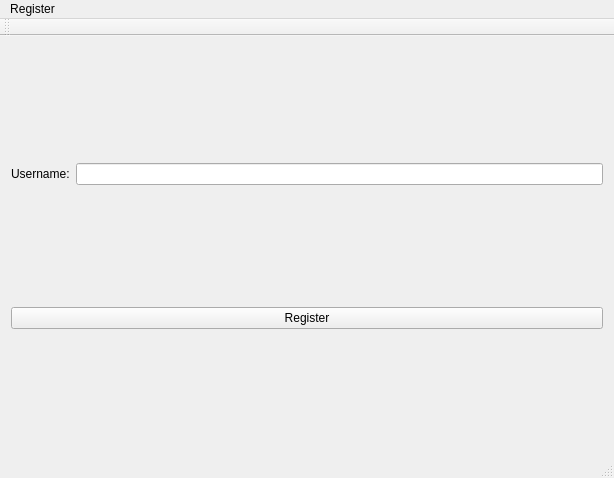
Above: Interfaz/interfaz/mainwindow.ui from Burinson/civilization before the change. Below: the same form after it.
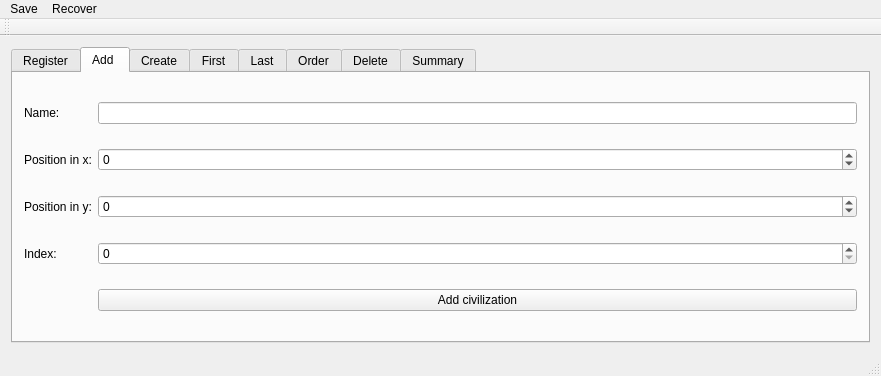
That is the form after the change. The open tabs and pages were chosen to show the change.

Commit message: Menu interface and methods (actividad 08)

```diff
--- a/Interfaz/interfaz/mainwindow.ui
+++ b/Interfaz/interfaz/mainwindow.ui
@@ -6,8 +6,8 @@
    <rect>
     <x>0</x>
     <y>0</y>
-    <width>614</width>
-    <height>478</height>
+    <width>881</width>
+    <height>376</height>
    </rect>
   </property>
   <property name="windowTitle">
@@ -15,50 +15,312 @@
   </property>
   <widget class="QWidget" name="centralWidget">
    <layout class="QGridLayout" name="gridLayout">
-    <item row="0" column="0">
-     <widget class="QLabel" name="label">
-      <property name="text">
-       <string>Username:</string>
-      </property>
-     </widget>
-    </item>
-    <item row="0" column="1">
-     <widget class="QLineEdit" name="lineEdit"/>
-    </item>
     <item row="1" column="0" colspan="2">
-     <widget class="QPushButton" name="pushButton">
-      <property name="text">
-       <string>Register</string>
+     <widget class="QTabWidget" name="tabWidget">
+      <property name="currentIndex">
+       <number>7</number>
       </property>
+      <widget class="QWidget" name="tab">
+       <attribute name="title">
+        <string>Register</string>
+       </attribute>
+       <layout class="QGridLayout" name="gridLayout_2">
+        <item row="0" column="0">
+         <widget class="QLabel" name="label">
+          <property name="text">
+           <string>Username:</string>
+          </property>
+         </widget>
+        </item>
+        <item row="0" column="1">
+         <widget class="QLineEdit" name="username_input"/>
+        </item>
+        <item row="1" column="0" colspan="2">
+         <widget class="QPushButton" name="register_submit">
+          <property name="text">
+           <string>Register</string>
+          </property>
+         </widget>
+        </item>
+       </layout>
+      </widget>
+      <widget class="QWidget" name="tab_2">
+       <attribute name="title">
+        <string>Add </string>
+       </attribute>
+       <layout class="QGridLayout" name="gridLayout_3">
+        <item row="0" column="0">
+         <widget class="QLabel" name="label_2">
+          <property name="text">
+           <string>Name:</string>
+          </property>
+         </widget>
+        </item>
+        <item row="0" column="1">
+         <widget class="QLineEdit" name="name_input"/>
+        </item>
+        <item row="1" column="0">
+         <widget class="QLabel" name="label_3">
+          <property name="text">
+           <string>Position in x:</string>
+          </property>
+         </widget>
+        </item>
+        <item row="1" column="1">
+         <widget class="QSpinBox" name="x_input">
+          <property name="minimum">
+           <number>-1000</number>
+          </property>
+          <property name="maximum">
+           <number>1000</number>
+          </property>
+          <property name="value">
+           <number>0</number>
+          </property>
+         </widget>
+        </item>
+        <item row="2" column="0">
+         <widget class="QLabel" name="label_4">
+          <property name="text">
+           <string>Position in y:</string>
+          </property>
+         </widget>
+        </item>
+        <item row="2" column="1">
+         <widget class="QSpinBox" name="y_input">
+          <property name="minimum">
+           <number>-1000</number>
+          </property>
+          <property name="maximum">
+           <number>1000</number>
+          </property>
+         </widget>
+        </item>
+        <item row="3" column="0">
+         <widget class="QLabel" name="label_5">
+          <property name="text">
+           <string>Index:</string>
+          </property>
+         </widget>
+        </item>
+        <item row="3" column="1">
+         <widget class="QSpinBox" name="index_input">
+          <property name="maximum">
+           <number>10000</number>
+          </property>
+         </widget>
+        </item>
+        <item row="4" column="1">
+         <widget class="QPushButton" name="add_civilization_input">
+          <property name="text">
+           <string>Add civilization</string>
+          </property>
+         </widget>
+        </item>
+       </layout>
+      </widget>
+      <widget class="QWidget" name="tab_3">
+       <attribute name="title">
+        <string>Create</string>
+       </attribute>
+       <layout class="QGridLayout" name="gridLayout_4">
+        <item row="4" column="1" colspan="2">
+         <widget class="QPushButton" name="create_civilizations_submit">
+          <property name="text">
+           <string>Create civilizations</string>
+          </property>
+         </widget>
+        </item>
+        <item row="0" column="0">
+         <widget class="QLabel" name="label_6">
+          <property name="text">
+           <string>Quantity:</string>
+          </property>
+         </widget>
+        </item>
+        <item row="1" column="0">
+         <widget class="QLabel" name="label_7">
+          <property name="text">
+           <string>Name:</string>
+          </property>
+         </widget>
+        </item>
+        <item row="1" column="1" colspan="2">
+         <widget class="QLineEdit" name="name_input_2"/>
+        </item>
+        <item row="0" column="1" colspan="2">
+         <widget class="QSpinBox" name="quantity_input">
+          <property name="minimum">
+           <number>1</number>
+          </property>
+          <property name="maximum">
+           <number>1000</number>
+          </property>
+         </widget>
+        </item>
+        <item row="2" column="0">
+         <widget class="QLabel" name="label_8">
+          <property name="text">
+           <string>Position in x:</string>
+          </property>
+         </widget>
+        </item>
+        <item row="3" column="0">
+         <widget class="QLabel" name="label_9">
+          <property name="text">
+           <string>Position in y:</string>
+          </property>
+         </widget>
+        </item>
+        <item row="2" column="1" colspan="2">
+         <widget class="QSpinBox" name="x_input_2">
+          <property name="minimum">
+           <number>-1000</number>
+          </property>
+          <property name="maximum">
+           <number>1000</number>
+          </property>
+         </widget>
+        </item>
+        <item row="3" column="1" colspan="2">
+         <widget class="QSpinBox" name="y_input_2">
+          <property name="minimum">
+           <number>-1000</number>
+          </property>
+          <property name="maximum">
+           <number>1000</number>
+          </property>
+         </widget>
+        </item>
+       </layout>
+      </widget>
+      <widget class="QWidget" name="tab_4">
+       <attribute name="title">
+        <string>First</string>
+       </attribute>
+       <layout class="QGridLayout" name="gridLayout_5">
+        <item row="0" column="0">
+         <widget class="QPlainTextEdit" name="first_civilization_display"/>
+        </item>
+        <item row="1" column="0">
+         <widget class="QPushButton" name="first_civilization_submit">
+          <property name="text">
+           <string>View first civilization</string>
+          </property>
+         </widget>
+        </item>
+       </layout>
+      </widget>
+      <widget class="QWidget" name="tab_5">
+       <attribute name="title">
+        <string>Last</string>
+       </attribute>
+       <layout class="QGridLayout" name="gridLayout_6">
+        <item row="0" column="0">
+         <widget class="QPlainTextEdit" name="last_civilization_display"/>
+        </item>
+        <item row="1" column="0">
+         <widget class="QPushButton" name="last_civilization_submit">
+          <property name="text">
+           <string>View last civilization</string>
+          </property>
+         </widget>
+        </item>
+       </layout>
+      </widget>
+      <widget class="QWidget" name="tab_6">
+       <attribute name="title">
+        <string>Order</string>
+       </attribute>
+       <layout class="QGridLayout" name="gridLayout_7">
+        <item row="0" column="0">
+         <widget class="QPushButton" name="order_civilizations_submit">
+          <property name="text">
+           <string>Order civilizations</string>
+          </property>
+         </widget>
+        </item>
+       </layout>
+      </widget>
+      <widget class="QWidget" name="tab_7">
+       <attribute name="title">
+        <string>Delete</string>
+       </attribute>
+       <layout class="QGridLayout" name="gridLayout_8">
+        <item row="0" column="0">
+         <widget class="QLabel" name="label_10">
+          <property name="text">
+           <string>Name:</string>
+          </property>
+         </widget>
+        </item>
+        <item row="0" column="1">
+         <widget class="QLineEdit" name="delete_civilization_input"/>
+        </item>
+        <item row="1" column="0" colspan="2">
+         <widget class="QPushButton" name="delete_civilization_submit">
+          <property name="text">
+           <string>Delete</string>
+          </property>
+         </widget>
+        </item>
+       </layout>
+      </widget>
+      <widget class="QWidget" name="tab_8">
+       <attribute name="title">
+        <string>Summary</string>
+       </attribute>
+       <layout class="QGridLayout" name="gridLayout_9">
+        <item row="0" column="0">
+         <widget class="QPushButton" name="summary_submit">
+          <property name="text">
+           <string>See summary</string>
+          </property>
+         </widget>
+        </item>
+       </layout>
+      </widget>
      </widget>
     </item>
    </layout>
   </widget>
+  <widget class="QToolBar" name="mainToolBar">
+   <attribute name="toolBarArea">
+    <enum>TopToolBarArea</enum>
+   </attribute>
+   <attribute name="toolBarBreak">
+    <bool>true</bool>
+   </attribute>
+  </widget>
+  <widget class="QStatusBar" name="statusBar"/>
   <widget class="QMenuBar" name="menuBar">
    <property name="geometry">
     <rect>
      <x>0</x>
      <y>0</y>
-     <width>614</width>
+     <width>881</width>
      <height>22</height>
     </rect>
    </property>
    <widget class="QMenu" name="menuRegister">
     <property name="title">
-     <string>Register</string>
+     <string>Save</string>
+    </property>
+    <addaction name="separator"/>
+   </widget>
+   <widget class="QMenu" name="menuRecover">
+    <property name="title">
+     <string>Recover</string>
     </property>
    </widget>
    <addaction name="menuRegister"/>
+   <addaction name="menuRecover"/>
   </widget>
-  <widget class="QToolBar" name="mainToolBar">
-   <attribute name="toolBarArea">
-    <enum>TopToolBarArea</enum>
-   </attribute>
-   <attribute name="toolBarBreak">
-    <bool>false</bool>
-   </attribute>
-  </widget>
-  <widget class="QStatusBar" name="statusBar"/>
+  <action name="actionType_here">
+   <property name="text">
+    <string>Type here</string>
+   </property>
+  </action>
  </widget>
  <layoutdefault spacing="6" margin="11"/>
  <resources/>
```
The commit also changes 33 other files.
